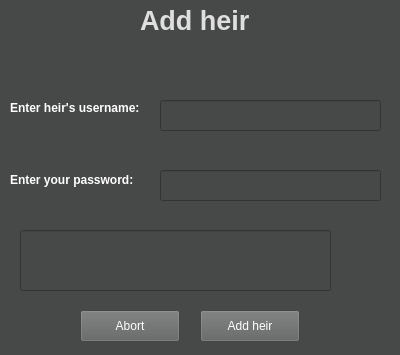
Old version of the form forms/addheir.ui in the repository IVAndreev21/YRT.
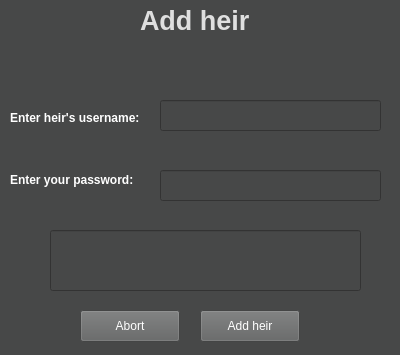
New version of the form. Icons and pictures are not drawn.

Diff of the .ui file:
```diff
--- a/forms/addheir.ui
+++ b/forms/addheir.ui
@@ -13,19 +13,6 @@
   <property name="windowTitle">
    <string>Form</string>
   </property>
-  <widget class="QLabel" name="detected_LA">
-   <property name="geometry">
-    <rect>
-     <x>40</x>
-     <y>90</y>
-     <width>241</width>
-     <height>16</height>
-    </rect>
-   </property>
-   <property name="text">
-    <string/>
-   </property>
-  </widget>
   <widget class="QWidget" name="widget" native="true">
    <property name="geometry">
     <rect>
@@ -42,8 +29,8 @@
    <widget class="QLabel" name="securityQuestion_LA">
     <property name="geometry">
      <rect>
-      <x>60</x>
-      <y>180</y>
+      <x>30</x>
+      <y>220</y>
       <width>351</width>
       <height>16</height>
      </rect>
@@ -54,7 +41,7 @@
      </font>
     </property>
     <property name="styleSheet">
-     <string notr="true">color: rgb(255, 255, 255);</string>
+     <string notr="true">color:white;</string>
     </property>
     <property name="text">
      <string/>
@@ -86,7 +73,7 @@
     <property name="geometry">
      <rect>
       <x>30</x>
-      <y>110</y>
+      <y>120</y>
       <width>161</width>
       <height>16</height>
      </rect>
@@ -207,7 +194,7 @@
    <widget class="QLineEdit" name="securityAnswer_LE">
     <property name="geometry">
      <rect>
-      <x>40</x>
+      <x>70</x>
       <y>240</y>
       <width>311</width>
       <height>61</height>
@@ -220,7 +207,7 @@
       <x>30</x>
       <y>20</y>
       <width>101</width>
-      <height>71</height>
+      <height>91</height>
      </rect>
     </property>
     <property name="text">
@@ -233,6 +220,19 @@
      <bool>true</bool>
     </property>
    </widget>
+   <widget class="QLabel" name="detected_LA">
+    <property name="geometry">
+     <rect>
+      <x>120</x>
+      <y>160</y>
+      <width>241</width>
+      <height>16</height>
+     </rect>
+    </property>
+    <property name="text">
+     <string/>
+    </property>
+   </widget>
   </widget>
   <zorder>widget</zorder>
   <zorder>detected_LA</zorder>
```
Left out of the diff: 2 changed lines with no effect on the pictures.
